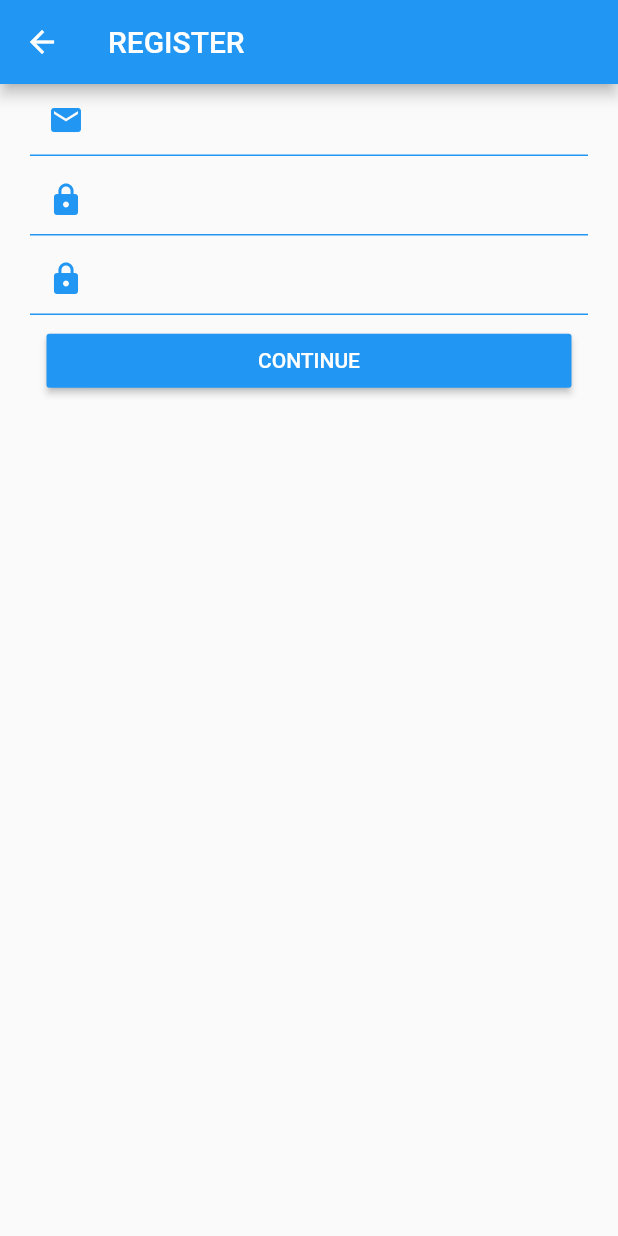
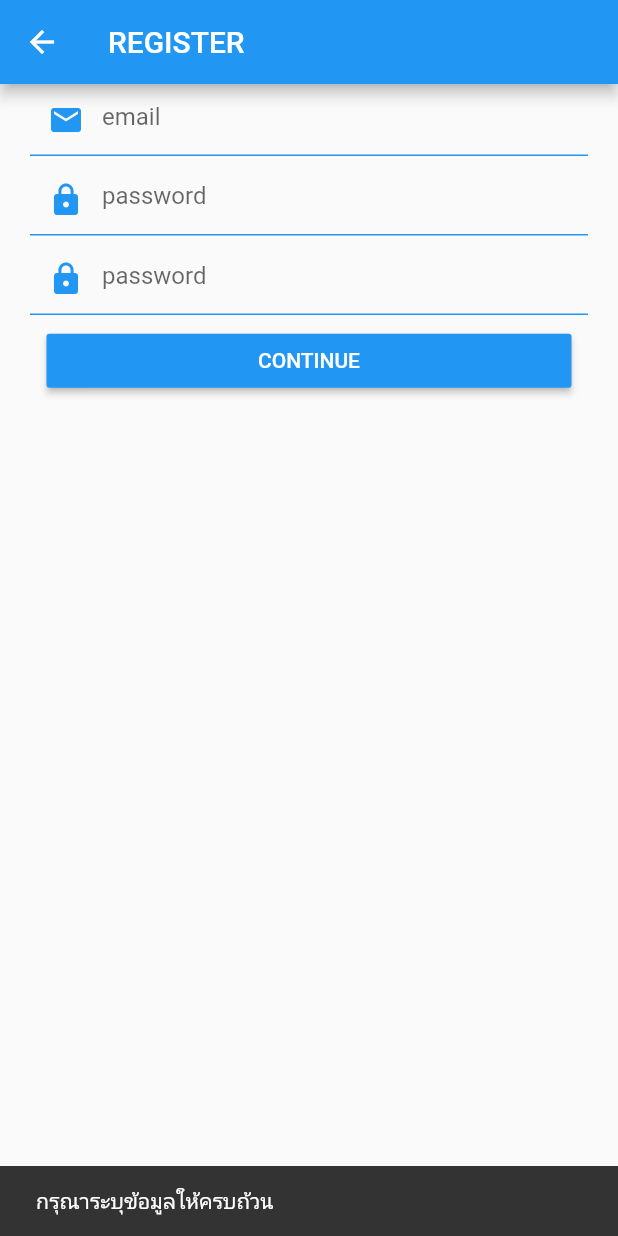
Before and after one commit to momoNiti/flutter_assignment, a Flutter app: the RegisterForm screen opened by its route, after a tap on "CONTINUE", on a phone screen of 412 x 824 dp. Run offline on Flutter 3.47's test engine with Material 2 defaults, Android fonts, the phone set to English and light mode, and no system bars.

Commit message:
home_screen

```diff
--- /dev/null
+++ b/lib/ui/home_screen.dart
@@ -0,0 +1,108 @@
+import 'package:flutter/material.dart';
+
+class HomePage extends StatefulWidget {
+  @override
+  State<StatefulWidget> createState() {
+    return HomePageState();
+  }
+}
+
+class HomePageState extends State<HomePage> {
+  int _selectedIndex = 0;
+  final _widgetOptions = [
+    Text(
+      "Home",
+      style: TextStyle(
+          fontWeight: FontWeight.bold, fontSize: 40, color: Colors.grey),
+    ),
+    Text(
+      "Notify",
+      style: TextStyle(
+          fontWeight: FontWeight.bold, fontSize: 40, color: Colors.grey),
+    ),
+    Text(
+      "Map",
+      style: TextStyle(
+          fontWeight: FontWeight.bold, fontSize: 40, color: Colors.grey),
+    ),
+    Text(
+      "Profile",
+      style: TextStyle(
+          fontWeight: FontWeight.bold, fontSize: 40, color: Colors.grey),
+    ),
+    Text(
+      "Setup",
+      style: TextStyle(
+          fontWeight: FontWeight.bold, fontSize: 40, color: Colors.grey),
+    ),
+  ];
+  @override
+  Widget build(BuildContext context) {
+    return MaterialApp(
+      home: DefaultTabController(
+        length: 10,
+        child: Scaffold(
+        appBar: AppBar(
+          centerTitle: true,
+          title: Text("Home"),
+        ),
+        body: Center(
+          child: _widgetOptions.elementAt(_selectedIndex),
+        ),
+        bottomNavigationBar: Theme(
+          data: Theme.of(context).copyWith(
+              canvasColor: Colors.blue,
+              primaryColor: Colors.white,
+              textTheme: Theme.of(context).textTheme.copyWith(
+                  caption: TextStyle(color: Colors.lightBlueAccent[200]))),
+          child: BottomNavigationBar(
+            type: BottomNavigationBarType.fixed,
+            currentIndex: _selectedIndex,
+            onTap: _onItemTapped,
+            items: <BottomNavigationBarItem>[
+              BottomNavigationBarItem(
+                icon: Icon(Icons.view_quilt),
+                title: Container(
+                  height: 0.0,
+                ),
+              ),
+              BottomNavigationBarItem(
+                icon: Icon(Icons.notifications),
+                title: Container(
+                  height: 0.0,
+                ),
+              ),
+              BottomNavigationBarItem(
+                icon: Icon(Icons.explore),
+                title: Container(
+                  height: 0.0,
+                ),
+              ),
+              BottomNavigationBarItem(
+                icon: Icon(Icons.person),
+                title: Container(
+                  height: 0.0,
+                ),
+              ),
+              BottomNavigationBarItem(
+                icon: Icon(Icons.settings),
+                title: Container(
+                  height: 0.0,
+                ),
+              ),
+            ],
+          ),
+        )
+        ),
+      ),
+
+    );
+
+  }
+
+  void _onItemTapped(int index) {
+    setState(() {
+      _selectedIndex = index;
+    });
+  }
+}
--- a/lib/ui/register_screen.dart
+++ b/lib/ui/register_screen.dart
@@ -1,4 +1,5 @@
 import 'package:flutter/material.dart';
+import 'package:flutter_assignment/ui/loglin_screen.dart';
 
 class RegisterForm extends StatefulWidget {
   @override
@@ -8,9 +9,14 @@ class RegisterForm extends StatefulWidget {
 }
 
 class RegisterFormState extends State<RegisterForm> {
+  final emailController = TextEditingController();
+  final passwordController = TextEditingController();
+  final passwordCheckController = TextEditingController();
+  final _scaffoldKey = GlobalKey<ScaffoldState>();
   @override
   Widget build(BuildContext context) {
     return Scaffold(
+      key: _scaffoldKey,
       appBar: AppBar(
         title: Text("REGISTER"),
       ),
@@ -22,49 +28,46 @@ class RegisterFormState extends State<RegisterForm> {
               child: Column(
                 children: <Widget>[
                   TextField(
-                    // controller: useridController,
+                    controller: emailController,
+                    style: TextStyle(color: Colors.blue),
                     decoration: InputDecoration(
+                        hintText: "email",
+                        // labelText: "email",
                         prefixIcon: Icon(
                           Icons.email,
                           color: Colors.blue,
                         ),
                         enabledBorder: UnderlineInputBorder(
-                        borderSide: BorderSide(
-                          color: Colors.blue
-                        )
-                      )
-                    ),
+                            borderSide: BorderSide(color: Colors.blue))),
                   ),
                   SizedBox(height: 5.0),
                   TextField(
-                    // controller: passwordController,
+                    controller: passwordController,
+                    style: TextStyle(color: Colors.blue),
                     decoration: InputDecoration(
+                        hintText: "password",
+                        // labelText: "password",
                         prefixIcon: Icon(
                           Icons.lock,
                           color: Colors.blue,
                         ),
                         enabledBorder: UnderlineInputBorder(
-                        borderSide: BorderSide(
-                          color: Colors.blue
-                        )
-                      )
-                    ),
+                            borderSide: BorderSide(color: Colors.blue))),
                     obscureText: true,
                   ),
                   SizedBox(height: 5.0),
                   TextField(
-                    // controller: passwordController,
+                    controller: passwordCheckController,
+                    style: TextStyle(color: Colors.blue),
                     decoration: InputDecoration(
+                        hintText: "password",
+                        // labelText: "password",
                         prefixIcon: Icon(
                           Icons.lock,
                           color: Colors.blue,
                         ),
                         enabledBorder: UnderlineInputBorder(
-                        borderSide: BorderSide(
-                          color: Colors.blue
-                        )
-                      )
-                    ),
+                            borderSide: BorderSide(color: Colors.blue))),
                     obscureText: true,
                   ),
                   SizedBox(height: 6.50),
@@ -78,19 +81,24 @@ class RegisterFormState extends State<RegisterForm> {
                           ),
                         ),
                         onPressed: () {
-                          // if (useridController.text.isEmpty ||
-                          //     passwordController.text.isEmpty) {
-                          //   final snackBar = SnackBar(
-                          //     content: Text("กรุณาระบุ user or password"),
-                          //   );
-                          //   _scaffoldKey.currentState.showSnackBar(snackBar);
-                          // } else if (useridController != "admin" &&
-                          //     passwordController != "admin") {
-                          //   final snackBar = SnackBar(
-                          //     content: Text("user or password ไม่ถูกต้อง"),
-                          //   );
-                          //   _scaffoldKey.currentState.showSnackBar(snackBar);
-                          // }
+                          if (emailController.text.isEmpty ||
+                              passwordController.text.isEmpty || passwordCheckController.text.isEmpty) {
+                            final snackBar = SnackBar(
+                              content: Text("กรุณาระบุข้อมูลให้ครบถ้วน"),
+                            );
+                            _scaffoldKey.currentState.showSnackBar(snackBar);
+                          } else if (emailController.text == "admin") {
+                            final snackBar = SnackBar(
+                              content: Text("user นี้มีอยู่ในระบบแล้ว"),
+                            );
+                            _scaffoldKey.currentState.showSnackBar(snackBar);
+                          }
+                          else{
+                            Navigator.pop(
+                              context,
+                              MaterialPageRoute(builder: (context) => LoginForm()),
+                            );
+                          }
                         }),
                   ),
                 ],
```
Also changed, not shown: lib/main.dart (+3 -13 lines), lib/ui/loglin_screen.dart (+14 -4 lines). Lines whose indentation alone changed are shown as unchanged.
